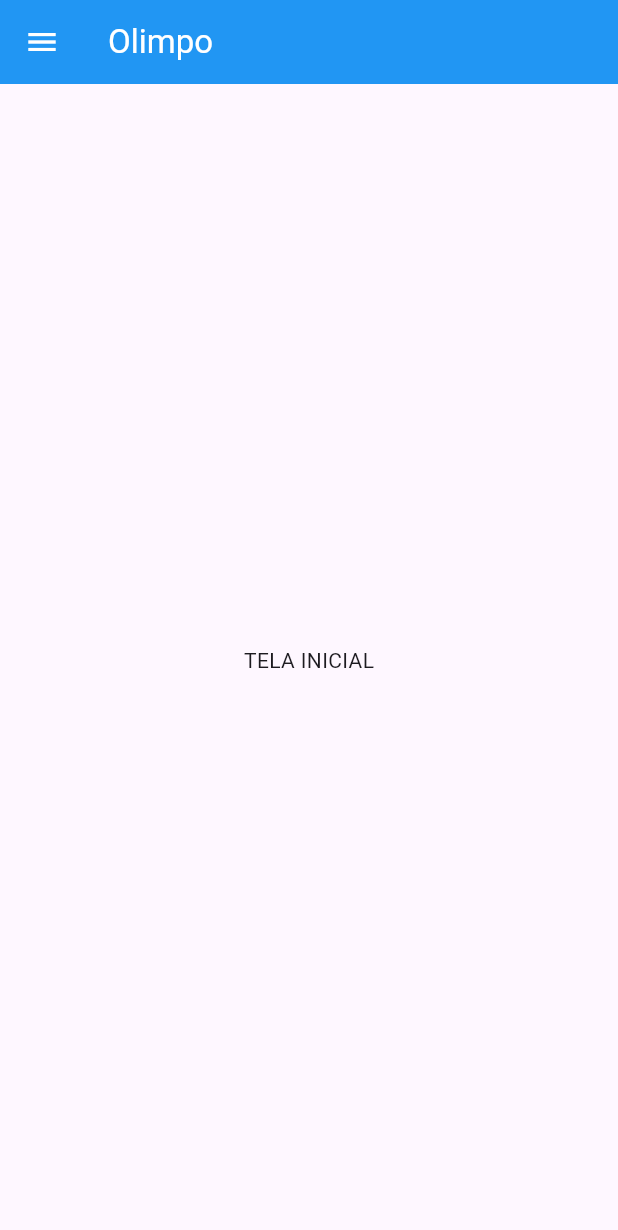
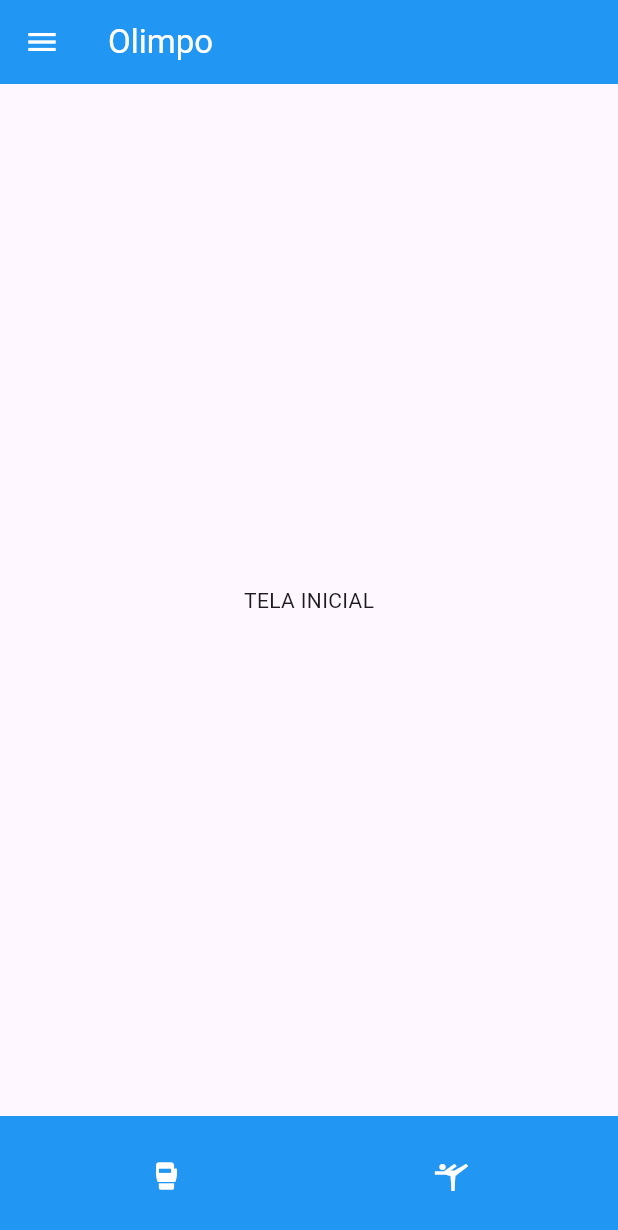
Before and after one commit to AntonioIvoDeOliveiraSouza/app-olimpo, a Flutter app: the screen it shows after launch, on a phone screen of 412 x 824 dp. Shown: the top 1230 px of the screen. Run offline on Flutter 3.47's test engine with Material 3 defaults, Android fonts, the phone set to English and light mode, and no system bars.

Commit message:
update: adding bottom navigation bar

```diff
--- a/lib/screens/menu_screen.dart
+++ b/lib/screens/menu_screen.dart
@@ -6,7 +6,7 @@ class MenuScreen extends StatelessWidget {
   @override
   Widget build(BuildContext context) {
     return Scaffold(
-      appBar: AppBar(
+      appBar: AppBar(//Appbar
         title: Text(
           "Olimpo",
           style: TextStyle(color: Colors.white),
@@ -17,10 +17,23 @@ class MenuScreen extends StatelessWidget {
 
       drawer: Drawer(), //TODO: Elaborar Sidedrawer
 
-      body: const Center(
+      body: const Center(//Center Logo
         child: Text("TELA INICIAL")
       ),
 
+      bottomNavigationBar: BottomAppBar(//Bottom Navigation Bar
+        color: Colors.blue,
+        child: IconTheme(
+          data: IconThemeData(color: Colors.white),
+          child: Row(
+            mainAxisAlignment: MainAxisAlignment.spaceAround,
+            children: [
+              IconButton(icon: Icon(Icons.sports_mma), onPressed:() => print("Esportes Olímpicos aqui"), ),
+              IconButton(icon: Icon(Icons.sports_gymnastics), onPressed:() => print("Atletas aqui"), ),
+            ],
+          ),
+        ),
+      ),
     );
   }
 }
```
Also changed, not shown: 1 other file.
